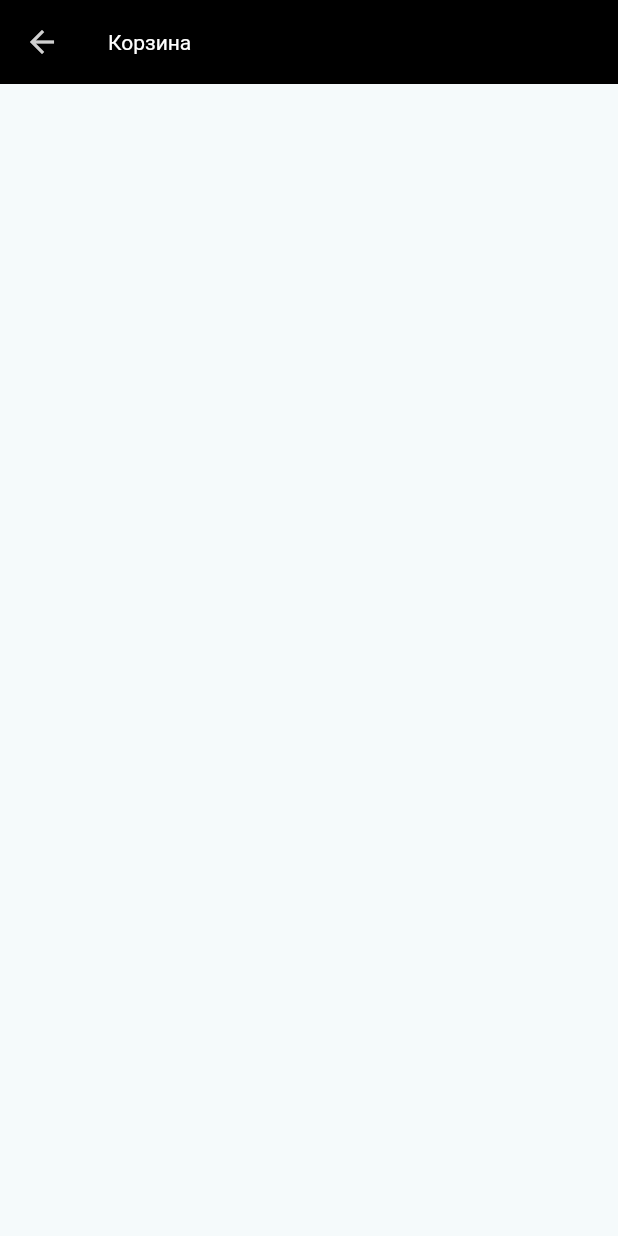
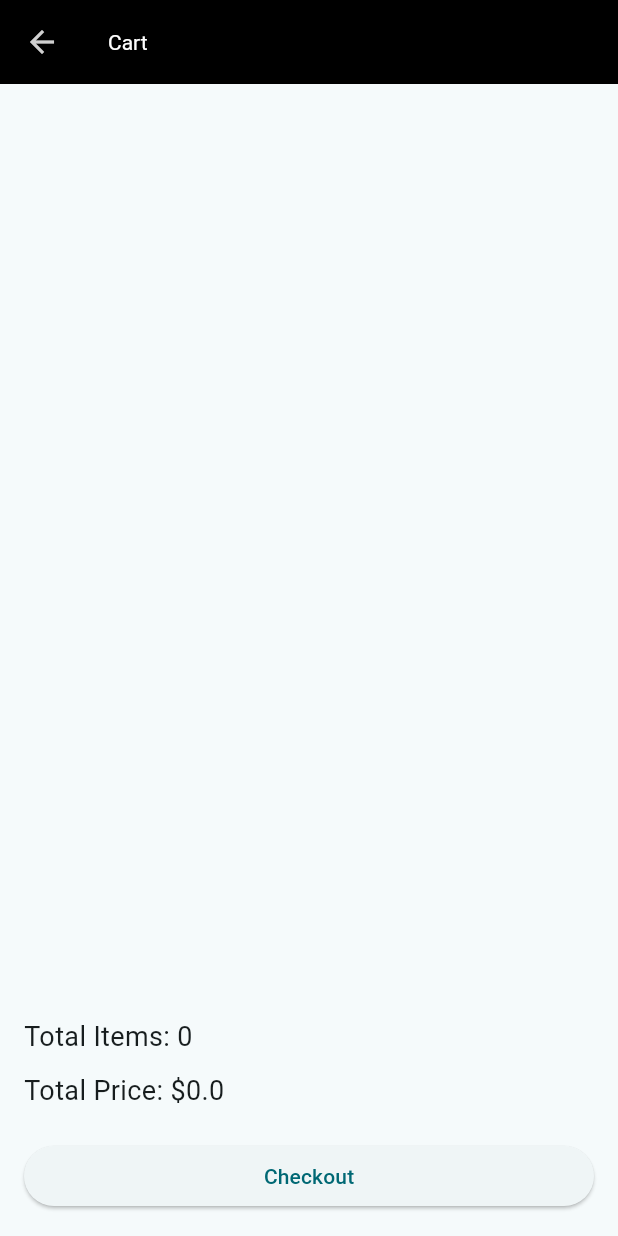
Before and after one commit to TheJuliana/CatCouture, a Flutter app: the CartPage screen opened directly, on a phone screen of 412 x 824 dp. Run offline on Flutter 3.47's test engine with Material 3 defaults, Android fonts, the phone set to English and light mode, and no system bars; our stand-ins replace cached_network_image, cloud_firestore, file_picker, firebase_auth, firebase_core, firebase_storage; missing offline and left inert: firebase_ui_auth; accounts and stored records are empty.

Commit message:
update cart logic

```diff
--- a/lib/models/product.dart
+++ b/lib/models/product.dart
@@ -44,5 +44,14 @@ class Product {
     };
   }
 
+  @override
+  bool operator ==(Object other) {
+    if (identical(this, other)) return true;
+    if (runtimeType != other.runtimeType) return false;
+    final Product otherProduct = other as Product;
+    return id == otherProduct.id;
+  }
 
-  }
+  @override
+  int get hashCode => id.hashCode;
+}
--- a/lib/services/cart_service.dart
+++ b/lib/services/cart_service.dart
@@ -1,26 +1,49 @@
 import 'package:flutter/material.dart';
+import 'package:provider/provider.dart';
+import '../models/product.dart';
 
 class CartProvider extends ChangeNotifier {
-  Map<String, int> _cartItems = {};
+  Map<Product, int> _cartItems = {}; // Используем Map
 
-  Map<String, int> get cartItems => _cartItems;
+  Map<Product, int> get cartItems => _cartItems;
 
-  void addToCart(String productId) {
-    if (_cartItems.containsKey(productId)) {
-      _cartItems[productId] = _cartItems[productId]! + 1;
+  void addToCart(Product product) {
+    if (_cartItems.containsKey(product)) {
+      // Если товар уже есть в корзине, увеличиваем его количество на 1
+      _cartItems[product] = (_cartItems[product] ?? 0) + 1;
     } else {
-      _cartItems[productId] = 1;
+      // Иначе добавляем товар в корзину с количеством 1
+      _cartItems[product] = 1;
     }
     notifyListeners();
   }
 
-  void removeFromCart(String productId) {
-    if (_cartItems.containsKey(productId)) {
-      _cartItems[productId] = _cartItems[productId]! - 1;
-      if (_cartItems[productId] == 0) {
-        _cartItems.remove(productId);
+  void removeFromCart(Product product) {
+    if (_cartItems.containsKey(product)) {
+      // Если товар есть в корзине, уменьшаем его количество на 1
+      _cartItems[product] = (_cartItems[product] ?? 0) - 1;
+      if (_cartItems[product] == 0) {
+        // Если количество стало равно 0, удаляем товар из корзины
+        _cartItems.remove(product);
       }
       notifyListeners();
     }
   }
+
+  int getTotalItems() {
+    // Вычисляем общее количество товаров в корзине
+    return _cartItems.values.fold(0, (prev, quantity) => prev + quantity);
+  }
+
+  double getTotalPrice(List<Product> products) {
+    double totalPrice = 0;
+    for (var entry in _cartItems.entries) {
+      final productEntry = entry.key;
+      final quantity = entry.value;
+      final product = products.firstWhere((product) => product == productEntry,
+          orElse: () => Product(id: '', name: '', price: 0));
+      totalPrice += (product.price ?? 0) * quantity;
+    }
+    return totalPrice;
+  }
 }
--- a/lib/ui/cart_page.dart
+++ b/lib/ui/cart_page.dart
@@ -1,5 +1,6 @@
 import 'package:flutter/material.dart';
 import 'package:provider/provider.dart';
+import '../models/product.dart';
 import '../services/cart_service.dart';
 
 class CartPage extends StatelessWidget {
@@ -10,26 +11,68 @@ class CartPage extends StatelessWidget {
 
     return Scaffold(
       appBar: AppBar(
-        title: Text('Корзина'),
+        title: Text('Cart'),
       ),
-      body: ListView.builder(
+      body: Column(
+        children: [
+          Expanded(
+            child: ListView.builder(
               itemCount: cartItems.length,
               itemBuilder: (context, index) {
-          final productId = cartItems.keys.toList()[index];
-          final quantity = cartItems[productId];
+                final product = cartItems.keys.elementAt(index);
+                final quantity = cartItems[product];
 
                 return ListTile(
-            title: Text('Товар ID: $productId'),
-            subtitle: Text('Количество: $quantity'),
-            trailing: IconButton(
-              icon: Icon(Icons.remove_shopping_cart),
+                  title: Text(product.name ?? 'Unknown'),
+                  subtitle: Text('Price: \$${product.price ?? 0} x $quantity'),
+                  trailing: Row(
+                    mainAxisSize: MainAxisSize.min,
+                    children: [
+                      IconButton(
+                        icon: Icon(Icons.remove),
                         onPressed: () {
-                cartProvider.removeFromCart(productId);
+                          cartProvider.removeFromCart(product);
                         },
+                      ),
+                      Text('$quantity'),
+                      IconButton(
+                        icon: Icon(Icons.add),
+                        onPressed: () {
+                          cartProvider.addToCart(product);
+                        },
+                      ),
+                    ],
                   ),
                 );
               },
             ),
+          ),
+          Padding(
+            padding: const EdgeInsets.all(16.0),
+            child: Column(
+              crossAxisAlignment: CrossAxisAlignment.stretch,
+              children: [
+                Text(
+                  'Total Items: ${cartProvider.getTotalItems()}',
+                  style: TextStyle(fontSize: 18),
+                ),
+                SizedBox(height: 10),
+                Text(
+                  'Total Price: \$${cartProvider.getTotalPrice(cartItems.keys.toList())}',
+                  style: TextStyle(fontSize: 18),
+                ),
+                SizedBox(height: 20),
+                ElevatedButton(
+                  onPressed: () {
+                    // Реализуйте здесь логику для оформления заказа
+                  },
+                  child: Text('Checkout'),
+                ),
+              ],
+            ),
+          ),
+        ],
+      ),
     );
   }
 }
```
Also changed, not shown: lib/widgets/product_card.dart (+8 -5 lines), lib/widgets/shopping_cart_item.dart (deleted). Lines whose indentation alone changed are shown as unchanged.
